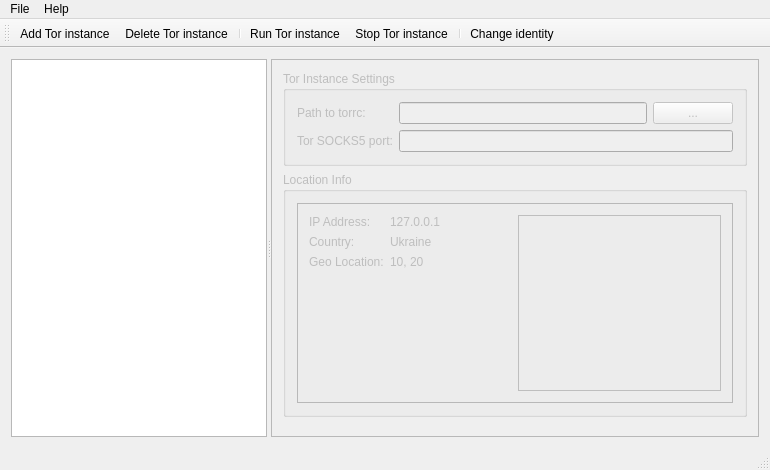
This is torrifywindow.ui in ashenwolf/torrify as Qt 5 draws it before an edit. The edited form follows.
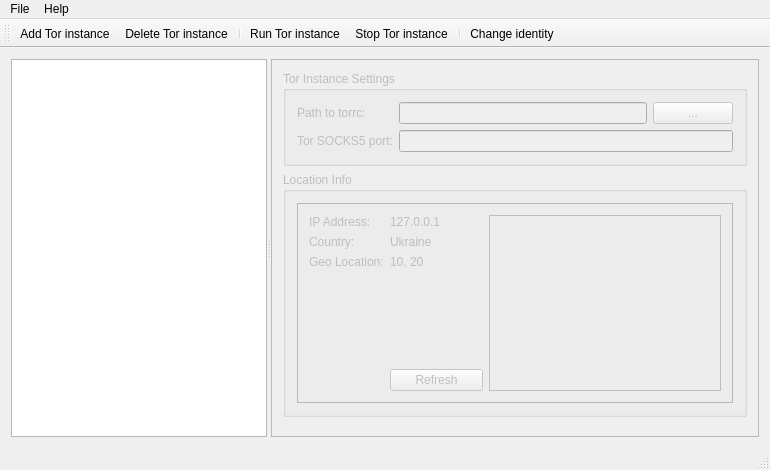
This is the edited form. Icons and pictures are not drawn.

Commit message: added geolocation check and refresh identity

```diff
--- a/torrifywindow.ui
+++ b/torrifywindow.ui
@@ -123,7 +123,7 @@
              <property name="frameShadow">
               <enum>QFrame::Raised</enum>
              </property>
-             <layout class="QHBoxLayout" name="horizontalLayout_4" stretch="0,0">
+             <layout class="QHBoxLayout" name="horizontalLayout_4" stretch="3,4">
               <item>
                <layout class="QFormLayout" name="formLayout_2">
                 <property name="fieldGrowthPolicy">
@@ -171,6 +171,26 @@
                   </property>
                  </widget>
                 </item>
+                <item row="3" column="0">
+                 <spacer name="verticalSpacer_2">
+                  <property name="orientation">
+                   <enum>Qt::Vertical</enum>
+                  </property>
+                  <property name="sizeHint" stdset="0">
+                   <size>
+                    <width>20</width>
+                    <height>80</height>
+                   </size>
+                  </property>
+                 </spacer>
+                </item>
+                <item row="4" column="1">
+                 <widget class="QPushButton" name="refreshButton">
+                  <property name="text">
+                   <string>Refresh</string>
+                  </property>
+                 </widget>
+                </item>
                </layout>
               </item>
               <item>
```
Left out of the diff: 21 changed lines with no effect on the pictures. The commit also changes 12 other files.
